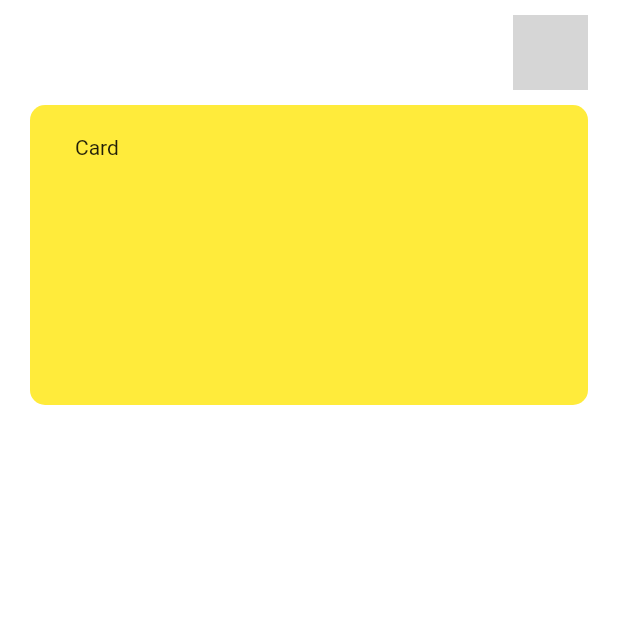
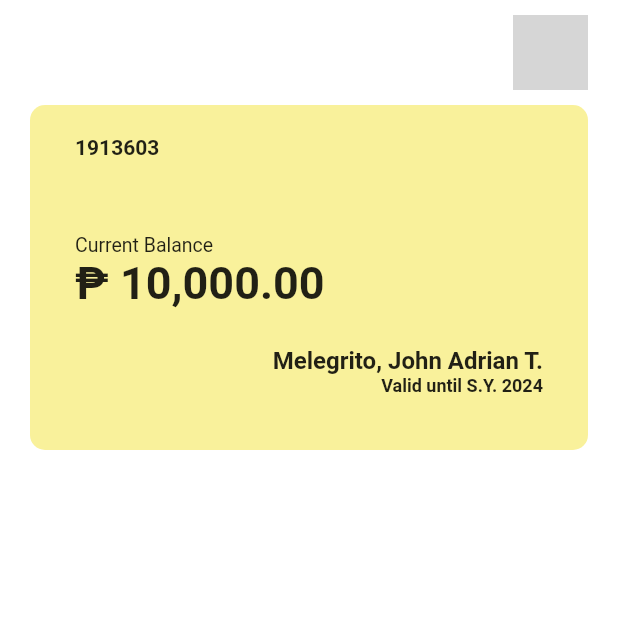
Before and after one commit to iansstuff15/TIP-Pay, a Flutter app: the Home screen opened by its route, on a phone screen of 412 x 824 dp, the top half of it. Run offline on Flutter 3.47's test engine with Material 2 defaults, Android fonts, the phone set to English and light mode, and no system bars; our stand-ins replace cloud_firestore, csv, firebase_core, get, qr_flutter; accounts and stored records are empty; generated files the repository leaves out were written again; network calls fail; Roboto replaces fonts that are missing (SF UI Text); grey boxes are pictures that could not be loaded.

Commit message:
Added details on card

```diff
--- a/lib/widgets/card.dart
+++ b/lib/widgets/card.dart
@@ -3,23 +3,58 @@
 import 'package:flutter/material.dart';
 
 class CardContainer extends StatelessWidget {
-
-
   @override
   Widget build(BuildContext context) {
     return Container(
       width: double.infinity,
-      height: 200,
-      padding: EdgeInsets.symmetric(horizontal: 30,vertical: 20),
+      height: 230,
+      padding: EdgeInsets.symmetric(horizontal: 30, vertical: 20),
       decoration: BoxDecoration(
-        color: Colors.yellow,
-
-        borderRadius: BorderRadius.circular(10)
-      ),
+          color: Color.fromARGB(255, 249, 241, 155),
+          borderRadius: BorderRadius.circular(10)),
       child: Column(
         crossAxisAlignment: CrossAxisAlignment.start,
         children: [
-          Text('Card')
+          Text(
+            '1913603',
+            style: TextStyle(fontWeight: FontWeight.w600),
+          ),
+          SizedBox(
+            height: 50,
+          ),
+          Text(
+            "Current Balance",
+            style: TextStyle(fontSize: 13),
+          ),
+          Text("₱ 10,000.00",
+              style: TextStyle(fontSize: 30, fontWeight: FontWeight.w600)),
+          SizedBox(
+            height: 25,
+          ),
+          Row(
+            mainAxisAlignment: MainAxisAlignment.end,
+            children: [
+              Text(
+                "Melegrito, John Adrian T.",
+                style: TextStyle(
+                  fontWeight: FontWeight.bold,
+                  fontSize: 16,
+                ),
+              ),
+            ],
+          ),
+          Row(
+            mainAxisAlignment: MainAxisAlignment.end,
+            children: [
+              Text(
+                "Valid until S.Y. 2024",
+                style: TextStyle(
+                  fontWeight: FontWeight.bold,
+                  fontSize: 12,
+                ),
+              ),
+            ],
+          ),
         ],
       ),
     );
```
